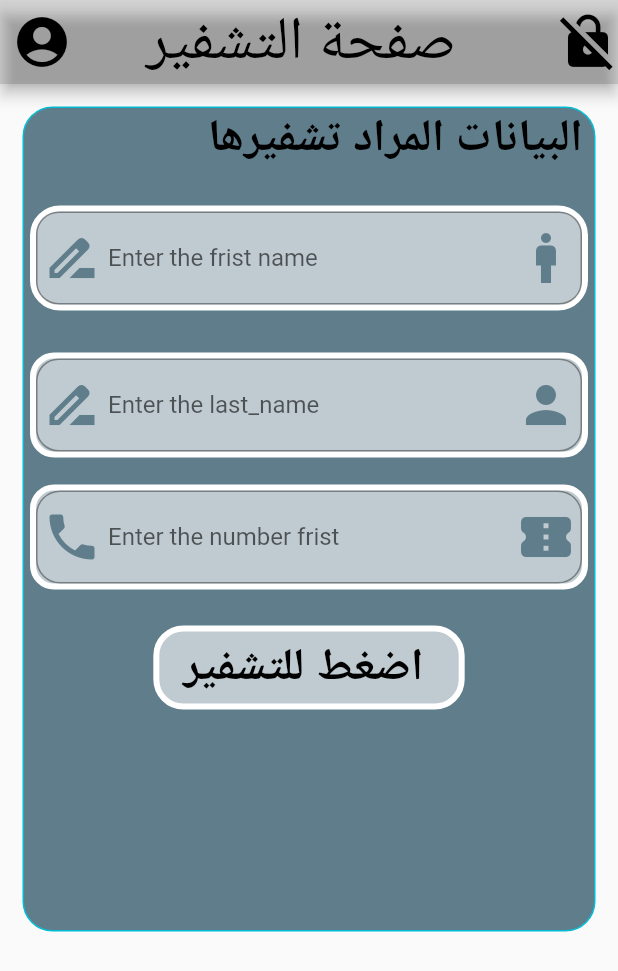
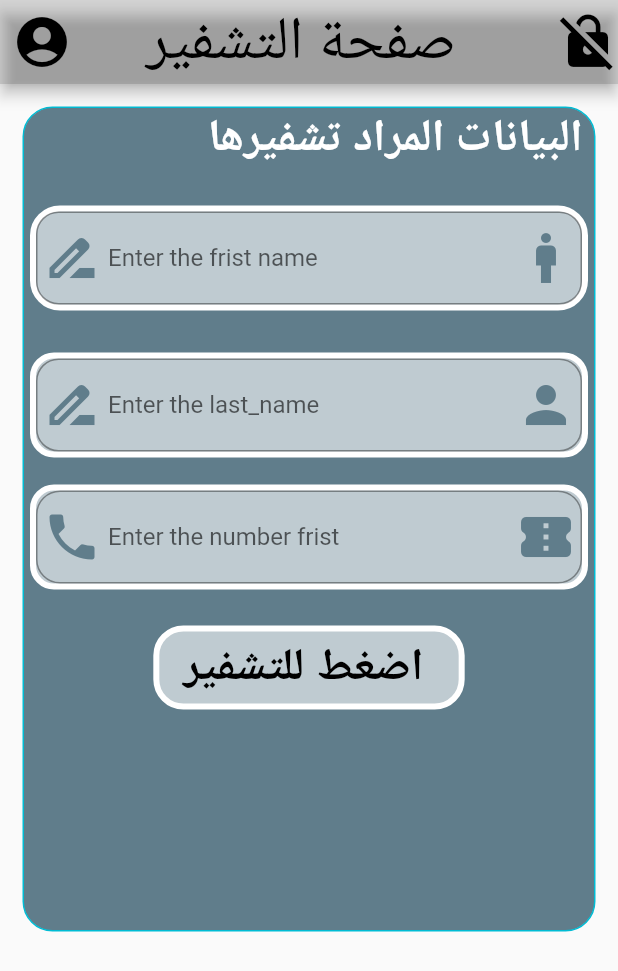
Before and after one commit to salahalddinn/project_flutter, a Flutter app: the screen it shows after launch, on a phone screen of 412 x 824 dp. Shown: the top 971 px of the screen. Run offline on Flutter 3.47's test engine with Material 2 defaults, Android fonts, the light colour scheme and no system bars.

Commit message:
swapping container  the Row in the top

```diff
--- a/lib/main.dart
+++ b/lib/main.dart
@@ -42,11 +42,14 @@ class screan1 extends StatelessWidget {
               ),
               child: Column(
                 children: [
-                  Row(
-                    textDirection: TextDirection.rtl,
-                    children: [
-                      Text("البيانات المراد تشفيرها ",style: TextStyle(color: Colors.black,fontWeight: FontWeight.bold,fontSize: 30),),
-                    ],
+                  Container(
+
+                    child: Row(
+                      textDirection: TextDirection.rtl,
+                      children: [
+                        Text("البيانات المراد تشفيرها ",style: TextStyle(color: Colors.white,fontWeight: FontWeight.bold,fontSize: 30),),
+                      ],
+                    ),
                   ),
                   SizedBox(height: 20,),
                   Container(
```
